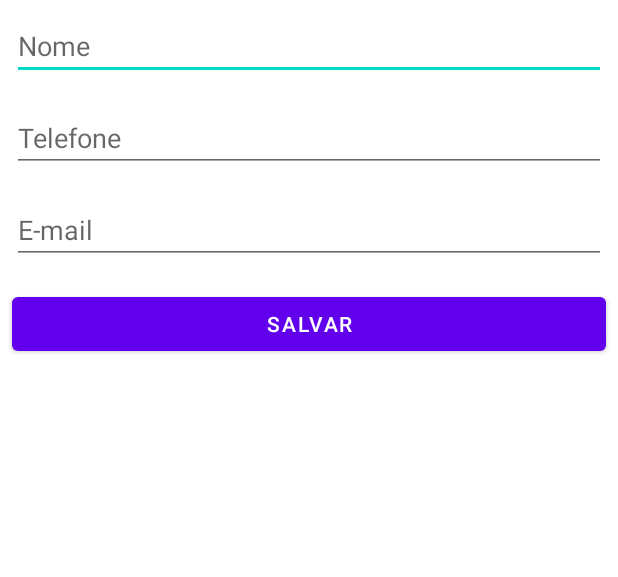
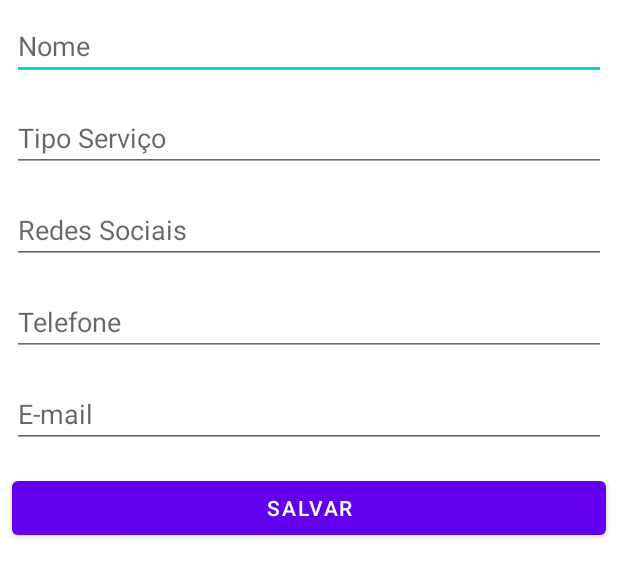
Before and after one commit to natalinogueira/app-servicos-android, an Android app: the layout activity_formulario_servico.xml on its own in the app's theme, with its tools: preview values and no code run, on a phone screen of 412 x 824 dp. Shown: the top 577 px of the screen. Run offline under Robolectric (Android 15) with nearby library versions, the phone set to English and light mode, and no system bars.

Commit message:
versao 2.0 - Curso 1 Android

```diff
--- a/ServicosComunidadeMogi/app/src/main/AndroidManifest.xml
+++ b/ServicosComunidadeMogi/app/src/main/AndroidManifest.xml
@@ -11,11 +11,11 @@
         android:supportsRtl="true"
         android:theme="@style/Theme.ServicosComunidadeMogi">
         <activity android:name=".ui.activity.FormularioServicoActivity">
-            <intent-filter>
+           <!-- <intent-filter>
                 <action android:name="android.intent.action.MAIN" />
 
                 <category android:name="android.intent.category.LAUNCHER" />
-            </intent-filter>
+            </intent-filter> -->
         </activity>
         <activity android:name=".ui.activity.ListaServicosActivity">
             <intent-filter>
--- a/ServicosComunidadeMogi/app/src/main/res/layout/activity_formulario_servico.xml
+++ b/ServicosComunidadeMogi/app/src/main/res/layout/activity_formulario_servico.xml
@@ -5,28 +5,45 @@
     android:orientation="vertical">
 
     <EditText
-        android:id="@+id/activity_formulario_aluno_nome"
+        android:id="@+id/activity_formulario_servico_nome"
         android:layout_width="match_parent"
         android:layout_height="wrap_content"
         android:hint="Nome"
         android:inputType="textCapWords"
         android:layout_margin="8dp"/>
+
     <EditText
-        android:id="@+id/activity_formulario_aluno_telefone"
+        android:id="@+id/activity_formulario_tipo_servico"
+        android:layout_width="match_parent"
+        android:layout_height="wrap_content"
+        android:hint="Tipo Serviço"
+        android:inputType="textCapWords"
+        android:layout_margin="8dp"/>
+
+    <EditText
+        android:id="@+id/activity_formulario_redes_sociais"
+        android:layout_width="match_parent"
+        android:layout_height="wrap_content"
+        android:hint="Redes Sociais"
+        android:inputType="textCapWords"
+        android:layout_margin="8dp"/>
+
+    <EditText
+        android:id="@+id/activity_formulario_servico_telefone"
         android:layout_width="match_parent"
         android:layout_height="wrap_content"
         android:hint="Telefone"
         android:inputType="phone"
         android:layout_margin="8dp"/>
     <EditText
-        android:id="@+id/activity_formulario_aluno_email"
+        android:id="@+id/activity_formulario_servico_email"
         android:layout_width="match_parent"
         android:layout_height="wrap_content"
         android:hint="E-mail"
         android:inputType="textEmailAddress"
         android:layout_margin="8dp"/>
     <Button
-        android:id="@+id/activity_formulario_aluno_botao_salvar"
+        android:id="@+id/activity_formulario_servico_botao_salvar"
         android:layout_width="match_parent"
         android:layout_height="wrap_content"
         android:text="Salvar"
```
Also changed, not shown: ServicosComunidadeMogi/app/src/main/java/com/univesp/servicoscomunidade/dao/ServicoDAO.java (added, +19 -0 lines), ServicosComunidadeMogi/app/src/main/java/com/univesp/servicoscomunidade/model/Servico.java (added, +26 -0 lines), ServicosComunidadeMogi/app/src/main/java/com/univesp/servicoscomunidade/ui/activity/FormularioServicoActivity.java (+60 -0 lines), ServicosComunidadeMogi/app/src/main/java/com/univesp/servicoscomunidade/ui/activity/ListaServicosActivity.java (+26 -26 lines).
